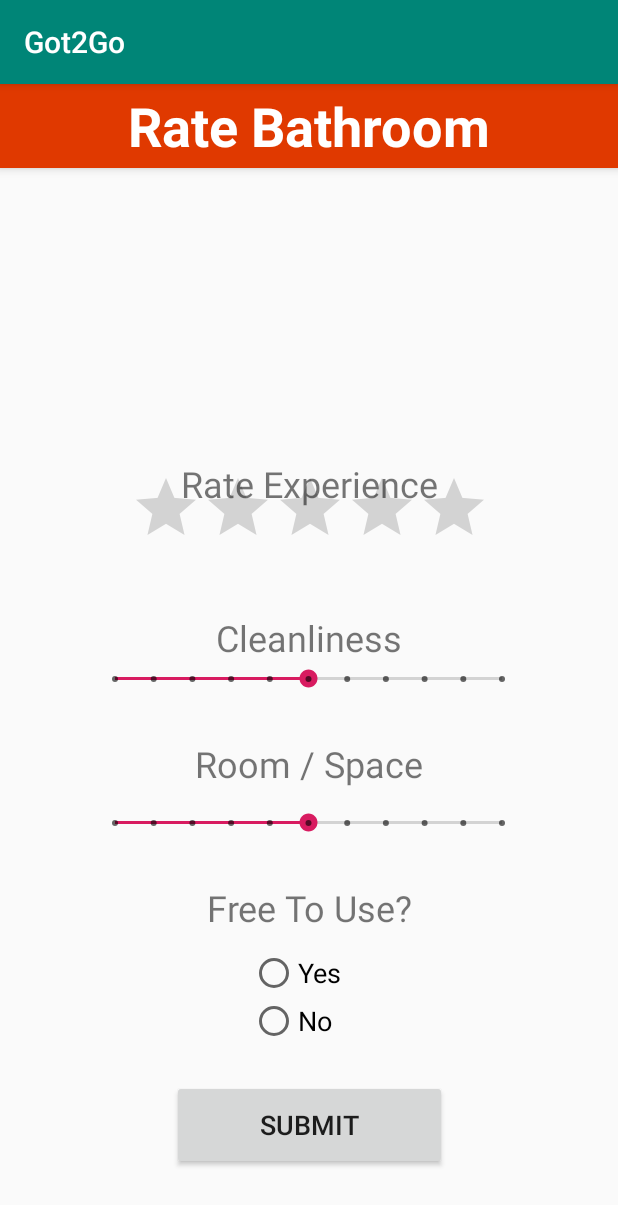
After one commit to ariannakan/Got2GoApp, an Android app: the RatingActivity screen opened directly, with no data from a screen before it, on a phone screen of 412 x 824 dp. The commit adds this screen. Shown: the top 1205 px of the screen. Run offline under Robolectric (Android 15) with nearby library versions, the phone set to English and light mode, and no system bars.

Commit message:
Ken's Changes

```diff
--- a/app/build.gradle
+++ b/app/build.gradle
@@ -24,6 +24,7 @@ dependencies {
     implementation 'androidx.appcompat:appcompat:1.0.2'
     implementation 'androidx.constraintlayout:constraintlayout:1.1.3'
     implementation 'com.google.android.gms:play-services-maps:16.1.0'
+    implementation 'com.google.android.material:material:1.0.0'
     testImplementation 'junit:junit:4.12'
     androidTestImplementation 'androidx.test.ext:junit:1.1.0'
     androidTestImplementation 'androidx.test.espresso:espresso-core:3.1.1'
--- a/app/src/main/AndroidManifest.xml
+++ b/app/src/main/AndroidManifest.xml
@@ -1,7 +1,6 @@
 <?xml version="1.0" encoding="utf-8"?>
 <manifest xmlns:android="http://schemas.android.com/apk/res/android"
     package="dramaticAccident.got2go">
-
     <!--
          The ACCESS_COARSE/FINE_LOCATION permissions are not required to use
          Google Maps Android API v2, but you must specify either coarse or fine
@@ -14,7 +13,6 @@
     <uses-permission android:name="com.google.android.providers.gsf.permission.READ_GSERVICES" />
     <uses-permission android:name="android.permission.WRITE_EXTERNAL_STORAGE" />
 
-
     <application
         android:allowBackup="true"
         android:icon="@mipmap/ic_launcher"
@@ -22,7 +20,8 @@
         android:roundIcon="@mipmap/ic_launcher_round"
         android:supportsRtl="true"
         android:theme="@style/AppTheme">
-
+        <activity android:name=".SubmissionActivity"></activity>
+        <activity android:name=".RatingActivity" />
         <!--
              The API key for Google Maps-based APIs is defined as a string resource.
              (See the file "res/values/google_maps_api.xml").
--- /dev/null
+++ b/app/src/main/java/dramaticAccident/got2go/RatingActivity.java
@@ -0,0 +1,22 @@
+package dramaticAccident.got2go;
+
+import androidx.appcompat.app.AppCompatActivity;
+
+import android.content.Intent;
+import android.os.Bundle;
+import android.view.View;
+import android.widget.EditText;
+
+public class RatingActivity extends AppCompatActivity {
+
+    protected void onCreate(Bundle savedInstanceState) {
+        super.onCreate(savedInstanceState);
+        setContentView(R.layout.activity_rating);
+    }
+
+    /** Called when the user taps the Map button */
+    public void submitRating(View map) {
+        Intent mapIntent = new Intent(this, SubmissionActivity.class);
+        startActivity(mapIntent);
+    }
+}
--- /dev/null
+++ b/app/src/main/res/drawable/back.xml
@@ -0,0 +1,7 @@
+<?xml version="1.0" encoding="utf-8"?>
+<selector xmlns:android="http://schemas.android.com/apk/res/android">
+    <shape xmlns:android="http://schemas.android.com/apk/res/android" android:shape="rectangle" >
+        <solid android:color="@android:color/white" />
+        <stroke android:width="1dip" android:color="#4fa5d5"/>
+    </shape>
+</selector>
--- /dev/null
+++ b/app/src/main/res/layout/activity_rating.xml
@@ -0,0 +1,189 @@
+<?xml version="1.0" encoding="utf-8"?>
+<androidx.coordinatorlayout.widget.CoordinatorLayout xmlns:android="http://schemas.android.com/apk/res/android"
+    xmlns:tools="http://schemas.android.com/tools"
+    xmlns:app="http://schemas.android.com/apk/res-auto"
+
+
+    android:layout_width="match_parent"
+    android:layout_height="match_parent">
+
+    <androidx.constraintlayout.widget.ConstraintLayout
+        android:id="@+id/constraintLayout"
+        android:layout_width="match_parent"
+        android:layout_height="match_parent"
+        app:layout_anchor="@+id/constraintLayout"
+        app:layout_anchorGravity="center">
+
+        <TextView
+            android:id="@+id/textView5"
+            android:layout_width="241dp"
+            android:layout_height="38dp"
+            android:layout_marginBottom="296dp"
+            android:gravity="center"
+            android:text="Room / Space"
+            android:textSize="24sp"
+            app:layout_constraintBottom_toBottomOf="parent"
+            app:layout_constraintEnd_toEndOf="parent"
+            app:layout_constraintStart_toStartOf="parent" />
+
+        <TextView
+            android:id="@+id/textView6"
+            android:layout_width="241dp"
+            android:layout_height="38dp"
+            android:layout_marginBottom="200dp"
+            android:gravity="center"
+            android:text="Free To Use?"
+            android:textSize="24sp"
+            app:layout_constraintBottom_toBottomOf="parent"
+            app:layout_constraintEnd_toEndOf="parent"
+            app:layout_constraintStart_toStartOf="parent" />
+
+        <SeekBar
+            android:id="@+id/seekBar3"
+            style="@style/Widget.AppCompat.SeekBar.Discrete"
+            android:layout_width="290dp"
+            android:layout_height="38dp"
+            android:layout_marginBottom="256dp"
+            android:max="10"
+            android:progress="5"
+            app:layout_constraintBottom_toBottomOf="parent"
+            app:layout_constraintEnd_toEndOf="parent"
+            app:layout_constraintHorizontal_bias="0.497"
+            app:layout_constraintStart_toStartOf="parent" />
+
+        <RatingBar
+            android:id="@+id/ratingBar3"
+            android:layout_width="wrap_content"
+            android:layout_height="wrap_content"
+            android:layout_marginBottom="452dp"
+            android:numStars="5"
+            android:rating="0"
+            app:layout_constraintBottom_toBottomOf="parent"
+            app:layout_constraintEnd_toEndOf="parent"
+            app:layout_constraintHorizontal_bias="0.502"
+            app:layout_constraintStart_toStartOf="parent" />
+
+        <TextView
+            android:id="@+id/textView3"
+            android:layout_width="241dp"
+            android:layout_height="38dp"
+            android:gravity="center"
+            android:text="Rate Experience"
+            android:textSize="24sp"
+            app:layout_constraintBottom_toBottomOf="parent"
+            app:layout_constraintEnd_toEndOf="parent"
+            app:layout_constraintHorizontal_bias="0.5"
+            app:layout_constraintStart_toStartOf="parent"
+            app:layout_constraintTop_toTopOf="parent"
+            app:layout_constraintVertical_bias="0.339" />
+
+        <SeekBar
+            android:id="@+id/seekBar2"
+            style="@style/Widget.AppCompat.SeekBar.Discrete"
+            android:layout_width="290dp"
+            android:layout_height="38dp"
+            android:layout_marginBottom="352dp"
+            android:max="10"
+            android:progress="5"
+            app:layout_constraintBottom_toBottomOf="parent"
+            app:layout_constraintEnd_toEndOf="parent"
+            app:layout_constraintHorizontal_bias="0.497"
+            app:layout_constraintStart_toStartOf="parent" />
+
+        <RadioGroup
+            android:layout_width="79dp"
+            android:layout_height="63dp"
+            android:layout_marginBottom="128dp"
+            app:layout_constraintBottom_toBottomOf="parent"
+            app:layout_constraintEnd_toEndOf="parent"
+            app:layout_constraintStart_toStartOf="parent">
+
+            <RadioButton
+                android:id="@+id/radioButton"
+                android:layout_width="match_parent"
+                android:layout_height="wrap_content"
+                android:text="Yes"
+                android:textSize="18sp" />
+
+            <RadioButton
+                android:id="@+id/radioButton2"
+                android:layout_width="match_parent"
+                android:layout_height="wrap_content"
+                android:text="No"
+                android:textSize="18sp" />
+        </RadioGroup>
+
+        <Button
+            android:id="@+id/button3"
+            android:layout_width="183dp"
+            android:layout_height="60dp"
+            android:layout_marginBottom="44dp"
+            android:onClick="submitRating"
+            android:text="Submit"
+            android:textSize="18sp"
+            app:layout_constraintBottom_toBottomOf="parent"
+            app:layout_constraintEnd_toEndOf="parent"
+            app:layout_constraintStart_toStartOf="parent" />
+
+        <TextView
+            android:id="@+id/textView9"
+            android:layout_width="480dp"
+            android:layout_height="190dp"
+            android:layout_marginBottom="581dp"
+            android:text="Bathroom Details"
+            android:background="@drawable/back"
+            android:textSize="24sp"
+            app:layout_constraintBottom_toBottomOf="parent"
+            app:layout_constraintEnd_toEndOf="parent"
+            app:layout_constraintHorizontal_bias="0.5"
+            app:layout_constraintStart_toStartOf="parent" />
+
+    </androidx.constraintlayout.widget.ConstraintLayout>
+
+    <com.google.android.material.appbar.AppBarLayout
+        android:id="@+id/appbar"
+
+        android:layout_width="match_parent"
+        android:layout_height="wrap_content"
+        android:background="#E03900">
+
+        <com.google.android.material.appbar.CollapsingToolbarLayout
+            android:layout_width="match_parent"
+            android:layout_height="56dp"
+            app:contentScrim="@color/colorPrimaryDark"
+            app:layout_scrollFlags="scroll|exitUntilCollapsed"
+
+            app:toolbarId="@+id/toolbar">
+
+
+            <androidx.appcompat.widget.Toolbar
+                android:id="@+id/toolbar"
+                android:layout_width="match_parent"
+                android:layout_height="?attr/actionBarSize"></androidx.appcompat.widget.Toolbar>
+
+            <TextView
+                android:id="@+id/textView7"
+                android:layout_width="match_parent"
+                android:layout_height="match_parent"
+                android:gravity="center"
+                android:text="Rate Bathroom"
+                android:textColor="#FFFFFF"
+                android:textSize="36sp"
+                android:textStyle="bold" />
+
+        </com.google.android.material.appbar.CollapsingToolbarLayout>
+    </com.google.android.material.appbar.AppBarLayout>
+
+    <TextView
+        android:id="@+id/textView4"
+        android:layout_width="241dp"
+        android:layout_height="38dp"
+        android:layout_marginBottom="380dp"
+        android:gravity="center"
+        android:text="Cleanliness"
+        android:textSize="24sp"
+        app:layout_anchor="@+id/constraintLayout"
+        app:layout_anchorGravity="center" />
+
+
+</androidx.coordinatorlayout.widget.CoordinatorLayout>
--- a/app/src/main/res/values/colors.xml
+++ b/app/src/main/res/values/colors.xml
@@ -1,6 +1,6 @@
 <?xml version="1.0" encoding="utf-8"?>
 <resources>
     <color name="colorPrimary">#008577</color>
-    <color name="colorPrimaryDark">#00574B</color>
+    <color name="colorPrimaryDark">#E03900</color>
     <color name="colorAccent">#D81B60</color>
 </resources>
--- /dev/null
+++ b/app/src/main/res/values/dimens.xml
@@ -0,0 +1,3 @@
+<resources>
+    <dimen name="fab_margin">16dp</dimen>
+</resources>
--- a/app/src/main/res/values/strings.xml
+++ b/app/src/main/res/values/strings.xml
@@ -3,4 +3,5 @@
     <string name="edit_message">Enter a message</string>
     <string name="button_send">Send</string>
     <string name="title_activity_maps">Map</string>
+    <string name="title_activity_rating">RatingActivity</string>
 </resources>
```
Also changed, not shown: app/src/main/java/dramaticAccident/got2go/SubmissionActivity.java (added, +21 -0 lines), app/src/main/res/layout/activity_main.xml (+12 -0 lines), app/src/main/res/layout/activity_submission.xml (added, +71 -0 lines), app/src/main/res/values/styles.xml (+9 -0 lines).
